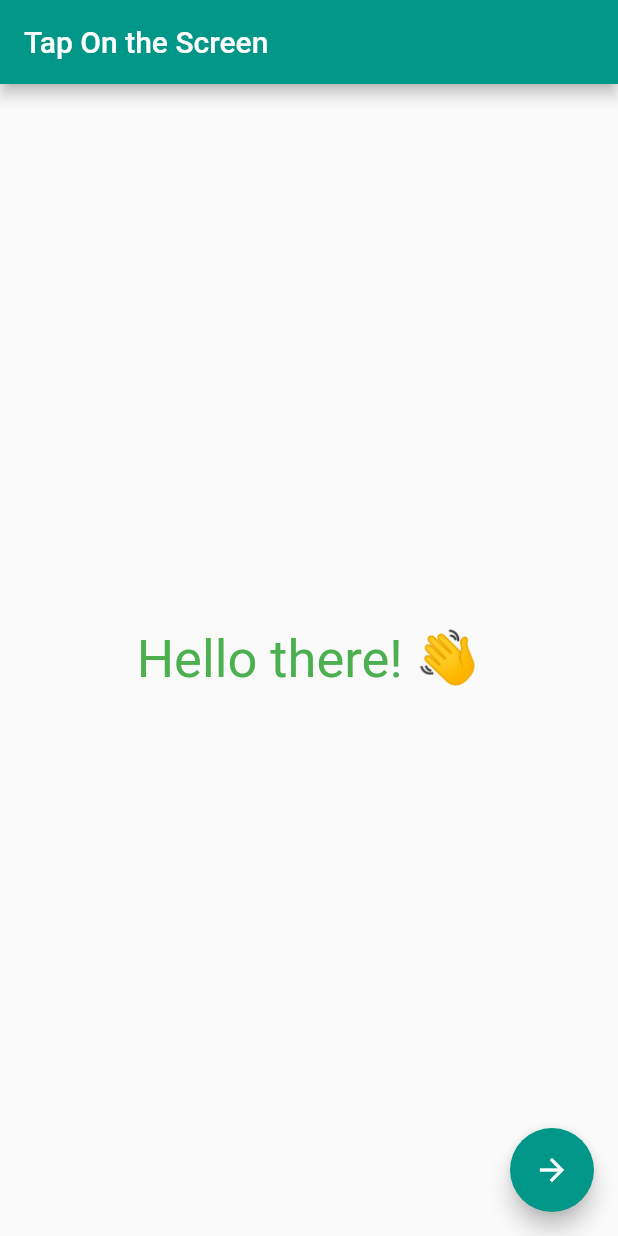
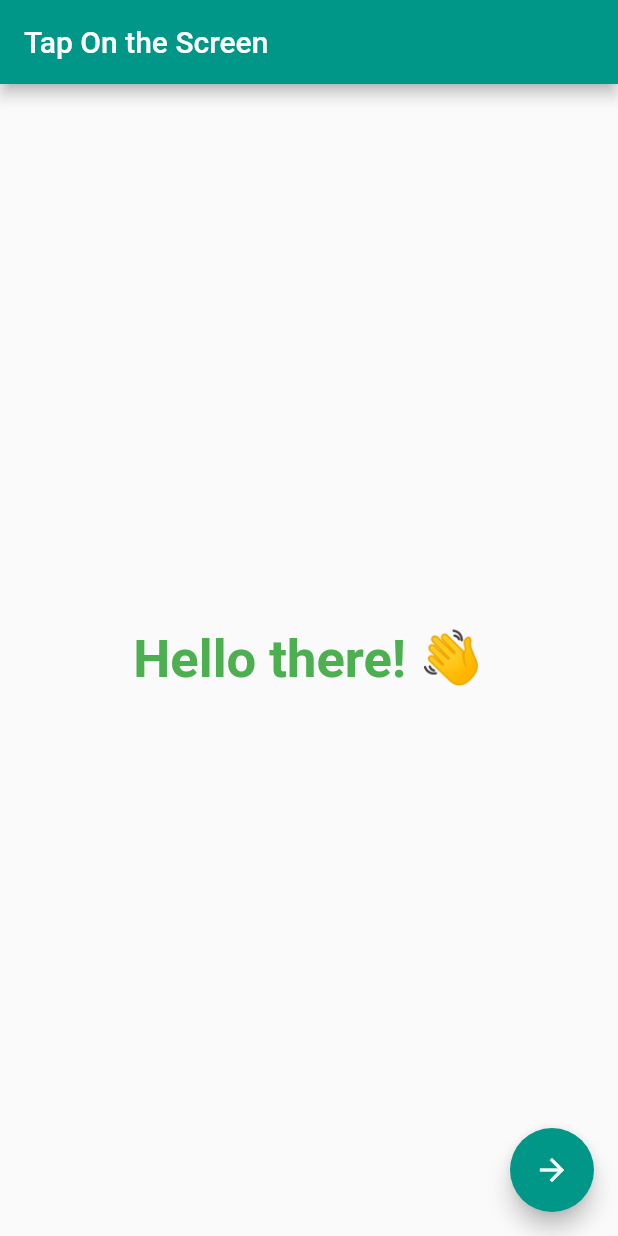
Before and after one commit to Ugocode/Solid-Test-Task, a Flutter app: the screen it shows after launch, on a phone screen of 412 x 824 dp. Run offline on Flutter 3.47's test engine with Material 2 defaults, Android fonts, the phone set to English and light mode, and no system bars; drawn by our look-alikes of flutter_animate.

Commit message:
edited the font to make it bold

```diff
--- a/lib/Screens/my_home_page.dart
+++ b/lib/Screens/my_home_page.dart
@@ -58,6 +58,7 @@ class _MyHomePageState extends State<MyHomePage> {
                   'Hello there! ',
                   style: TextStyle(
                     fontSize: 35,
+                    fontWeight: FontWeight.w700,
                     color: Colors.green,
                   ),
                 )
```
